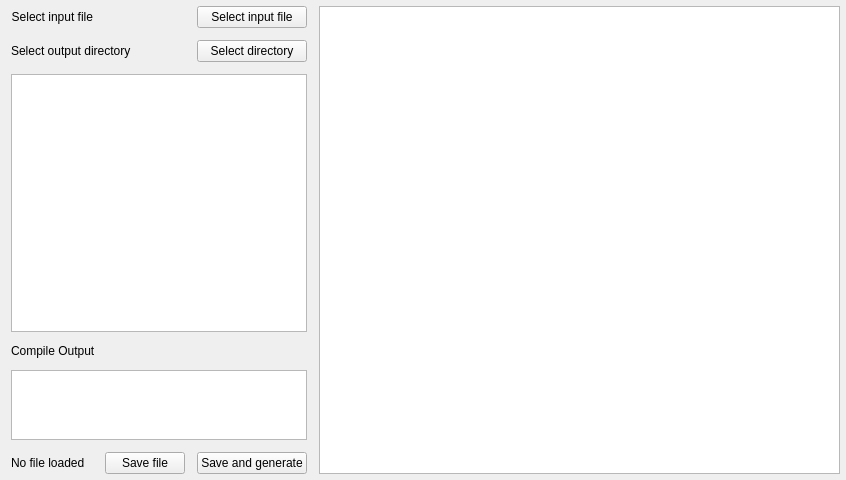
Before: the Qt Designer form src/apps/mavlinkgen/ui/XMLCommProtocolWidget.ui in mavlink/qgroundcontrol, drawn with Qt 5.
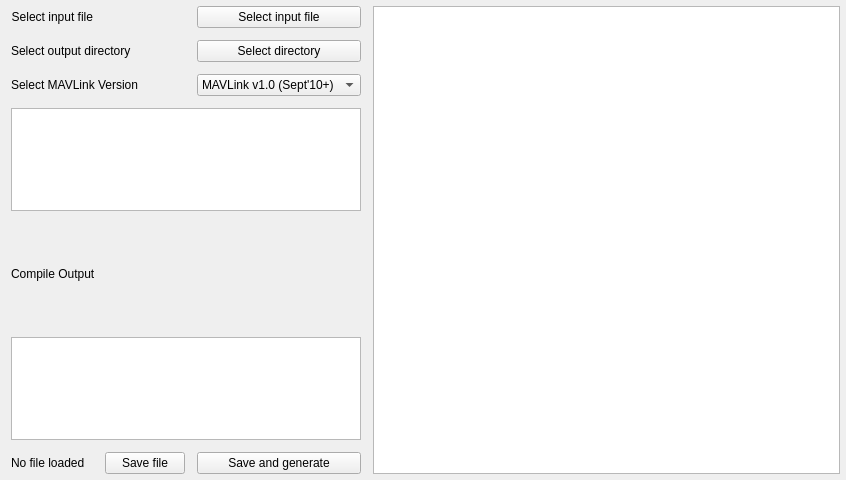
After: the same form once the commit is applied. Icons and pictures are not drawn. Custom widgets are drawn as their Qt base class.

Commit message: Updated MAVLink code generator

What changed in the file:
```diff
--- a/src/apps/mavlinkgen/ui/XMLCommProtocolWidget.ui
+++ b/src/apps/mavlinkgen/ui/XMLCommProtocolWidget.ui
@@ -13,7 +13,7 @@
   <property name="windowTitle">
    <string>Form</string>
   </property>
-  <layout class="QGridLayout" name="gridLayout" rowstretch="1,1,100,1,1,1" columnstretch="1,1,1,100">
+  <layout class="QGridLayout" name="gridLayout" rowstretch="1,1,100,1,1,1,0" columnstretch="1,1,1,100">
    <property name="topMargin">
     <number>6</number>
    </property>
@@ -51,12 +51,12 @@
       <string>Select input file</string>
      </property>
      <property name="icon">
-      <iconset resource="../mavlinkgen.qrc">
+      <iconset resource="../../../../qgroundcontrol.qrc">
        <normaloff>:/images/status/folder-open.svg</normaloff>:/images/status/folder-open.svg</iconset>
      </property>
     </widget>
    </item>
-   <item row="0" column="3" rowspan="6">
+   <item row="0" column="3" rowspan="7">
     <widget class="QGCMAVLinkTextEdit" name="xmlTextView">
      <property name="minimumSize">
       <size>
@@ -97,49 +97,70 @@
       <string>Select directory</string>
      </property>
      <property name="icon">
-      <iconset resource="../mavlinkgen.qrc">
+      <iconset resource="../../../../qgroundcontrol.qrc">
        <normaloff>:/images/status/folder-open.svg</normaloff>:/images/status/folder-open.svg</iconset>
      </property>
     </widget>
    </item>
-   <item row="2" column="0" colspan="3">
+   <item row="3" column="0" colspan="3">
     <widget class="QTreeView" name="xmlTreeView"/>
    </item>
-   <item row="3" column="0" colspan="2">
+   <item row="4" column="0" colspan="2">
     <widget class="QLabel" name="label">
      <property name="text">
       <string>Compile Output</string>
      </property>
     </widget>
    </item>
-   <item row="4" column="0" colspan="3">
+   <item row="5" column="0" colspan="3">
     <widget class="QPlainTextEdit" name="compileLog"/>
    </item>
-   <item row="5" column="0">
+   <item row="6" column="0">
     <widget class="QLabel" name="validXMLLabel">
      <property name="text">
       <string>No file loaded</string>
      </property>
     </widget>
    </item>
-   <item row="5" column="1">
+   <item row="6" column="1">
     <widget class="QPushButton" name="saveButton">
      <property name="text">
       <string>Save file</string>
      </property>
     </widget>
    </item>
-   <item row="5" column="2">
+   <item row="6" column="2">
     <widget class="QPushButton" name="generateButton">
      <property name="text">
       <string>Save and generate</string>
      </property>
      <property name="icon">
-      <iconset resource="../mavlinkgen.qrc">
+      <iconset resource="../../../../qgroundcontrol.qrc">
        <normaloff>:/images/categories/applications-system.svg</normaloff>:/images/categories/applications-system.svg</iconset>
      </property>
     </widget>
    </item>
+   <item row="2" column="0" colspan="2">
+    <widget class="QLabel" name="label_2">
+     <property name="text">
+      <string>Select MAVLink Version</string>
+     </property>
+    </widget>
+   </item>
+   <item row="2" column="2">
+    <widget class="QComboBox" name="versionComboBox">
+      <item>
+        <property name="text">
+          <string>MAVLink v1.0 (Sept'10+)</string>
+        </property>
+      </item>
+     <item>
+      <property name="text">
+       <string>MAVLink v0.9 (-Aug'10)</string>
+      </property>
+     </item>
+    </widget>
+   </item>
   </layout>
  </widget>
  <customwidgets>
```
Left out of the diff: 2 changed lines with no effect on the pictures. The commit also changes 16 other files.
